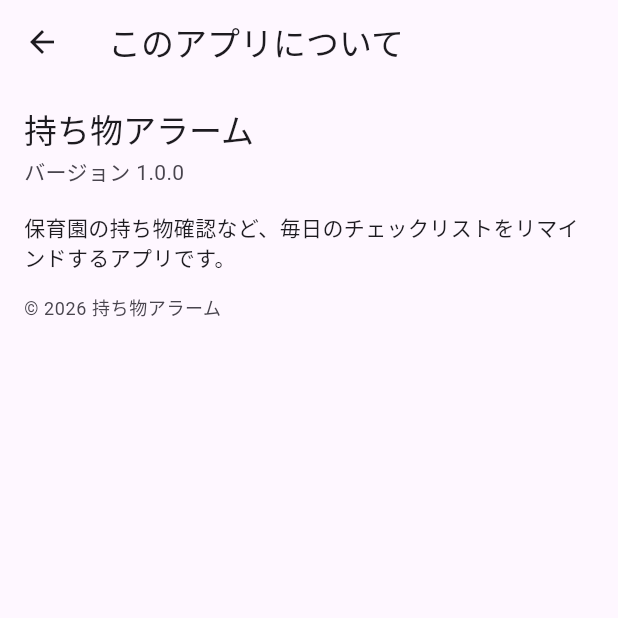
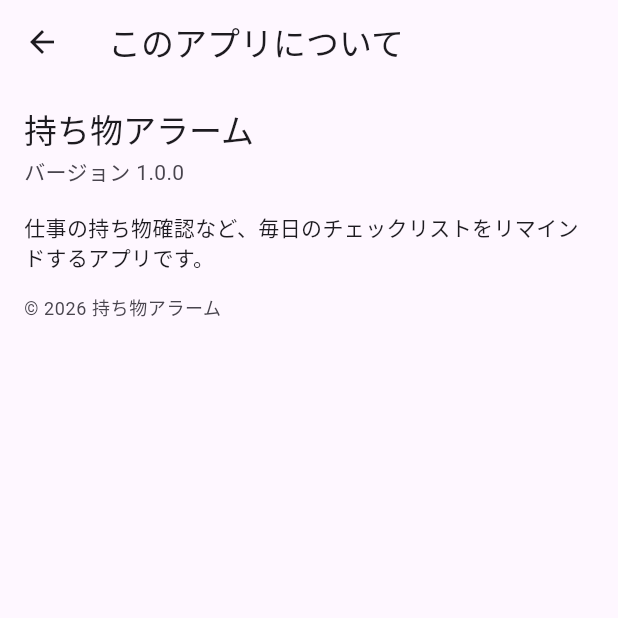
Before and after one commit to ykoba/todo_reminder, a Flutter app: the AboutScreen screen opened directly, on a phone screen of 412 x 824 dp, the top half of it. Run offline on Flutter 3.47's test engine with Material 3 defaults, Android fonts, the phone set to English and light mode, and no system bars; our stand-ins replace file_picker, flutter_local_notifications, flutter_riverpod, flutter_timezone, hive, hive_flutter and 4 more; accounts and stored records are empty.

Commit message:
リリース準備

```diff
--- a/lib/screens/about_screen.dart
+++ b/lib/screens/about_screen.dart
@@ -34,7 +34,7 @@ class AboutScreen extends StatelessWidget {
                   ),
                 const SizedBox(height: 16),
                 Text(
-                  '保育園の持ち物確認など、毎日のチェックリストをリマインドするアプリです。',
+                  '仕事の持ち物確認など、毎日のチェックリストをリマインドするアプリです。',
                   style: Theme.of(context).textTheme.bodyMedium,
                 ),
                 const SizedBox(height: 16),
--- a/pubspec.yaml
+++ b/pubspec.yaml
@@ -1,5 +1,5 @@
 name: todo_reminder
-description: "持ち物アラーム — 保育園の持ち物確認など、毎日のチェックリストをリマインドするアプリ。"
+description: "持ち物アラーム — 仕事の持ち物確認など、毎日のチェックリストをリマインドするアプリ。"
 # The following line prevents the package from being accidentally published to
 # pub.dev using `flutter pub publish`. This is preferred for private packages.
 publish_to: 'none' # Remove this line if you wish to publish to pub.dev
```
Also changed, not shown: 3 other files.
